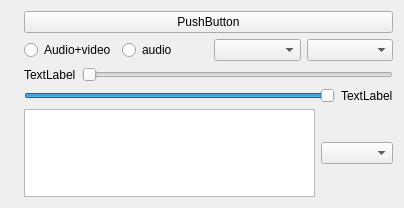
Qt form videolistelement.ui (Filomilo/YtDownloaderQt) before a commit.
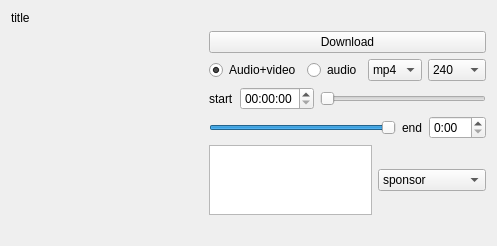
The same form after that commit.

Commit message: created basic loader for single video in gui

```diff
--- a/videolistelement.ui
+++ b/videolistelement.ui
@@ -6,20 +6,47 @@
    <rect>
     <x>0</x>
     <y>0</y>
-    <width>404</width>
-    <height>208</height>
+    <width>347</width>
+    <height>226</height>
    </rect>
   </property>
+  <property name="maximumSize">
+   <size>
+    <width>52555</width>
+    <height>226</height>
+   </size>
+  </property>
   <property name="windowTitle">
    <string>Form</string>
   </property>
-  <layout class="QHBoxLayout" name="horizontalLayout_2">
+  <layout class="QVBoxLayout" name="verticalLayout_2">
+   <item>
+    <widget class="QLabel" name="videoTitle">
+     <property name="text">
+      <string>title</string>
+     </property>
+    </widget>
+   </item>
+   <item>
+    <layout class="QHBoxLayout" name="horizontalLayout_6">
    <item>
     <widget class="QLabel" name="label">
+       <property name="sizePolicy">
+        <sizepolicy hsizetype="Fixed" vsizetype="Fixed">
+         <horstretch>0</horstretch>
+         <verstretch>0</verstretch>
+        </sizepolicy>
+       </property>
+       <property name="minimumSize">
+        <size>
+         <width>192</width>
+         <height>108</height>
+        </size>
+       </property>
      <property name="maximumSize">
       <size>
-       <width>100</width>
-       <height>100</height>
+         <width>192</width>
+         <height>108</height>
       </size>
      </property>
      <property name="toolTipDuration">
@@ -38,7 +65,7 @@
      <item>
       <widget class="QPushButton" name="pushButton">
        <property name="text">
-        <string>PushButton</string>
+          <string>Download</string>
        </property>
       </widget>
      </item>
@@ -49,6 +76,9 @@
          <property name="text">
           <string>Audio+video</string>
          </property>
+           <property name="checked">
+            <bool>true</bool>
+           </property>
         </widget>
        </item>
        <item>
@@ -59,10 +89,47 @@
         </widget>
        </item>
        <item>
-        <widget class="QComboBox" name="comboBox_3"/>
+          <widget class="QComboBox" name="FormatDropDown">
+           <item>
+            <property name="text">
+             <string>mp4</string>
+            </property>
        </item>
        <item>
-        <widget class="QComboBox" name="comboBox_2"/>
+            <property name="text">
+             <string>mkv</string>
+            </property>
+           </item>
+          </widget>
+         </item>
+         <item>
+          <widget class="QComboBox" name="qualityDropDown">
+           <item>
+            <property name="text">
+             <string>240</string>
+            </property>
+           </item>
+           <item>
+            <property name="text">
+             <string>360</string>
+            </property>
+           </item>
+           <item>
+            <property name="text">
+             <string>480</string>
+            </property>
+           </item>
+           <item>
+            <property name="text">
+             <string>720</string>
+            </property>
+           </item>
+           <item>
+            <property name="text">
+             <string>1080</string>
+            </property>
+           </item>
+          </widget>
        </item>
       </layout>
      </item>
@@ -71,12 +138,15 @@
        <item>
         <widget class="QLabel" name="label_2">
          <property name="text">
-          <string>TextLabel</string>
+            <string>start</string>
          </property>
         </widget>
        </item>
        <item>
-        <widget class="QSlider" name="horizontalSlider">
+          <widget class="QTimeEdit" name="timeStart"/>
+         </item>
+         <item>
+          <widget class="QSlider" name="sliderStart">
          <property name="orientation">
           <enum>Qt::Horizontal</enum>
          </property>
@@ -99,7 +169,14 @@
        <item>
         <widget class="QLabel" name="label_3">
          <property name="text">
-          <string>TextLabel</string>
+            <string>end</string>
+           </property>
+          </widget>
+         </item>
+         <item>
+          <widget class="QTimeEdit" name="timeEnd">
+           <property name="displayFormat">
+            <string>m:ss</string>
          </property>
         </widget>
        </item>
@@ -111,11 +188,66 @@
         <widget class="QListWidget" name="listWidget"/>
        </item>
        <item>
-        <widget class="QComboBox" name="comboBox"/>
-       </item>
+          <widget class="QComboBox" name="sponsorDropdown">
+           <item>
+            <property name="text">
+             <string>sponsor</string>
+            </property>
+           </item>
+           <item>
+            <property name="text">
+             <string>intro</string>
+            </property>
+           </item>
+           <item>
+            <property name="text">
+             <string>outro</string>
+            </property>
+           </item>
+           <item>
+            <property name="text">
+             <string>interaction</string>
+            </property>
+           </item>
+           <item>
+            <property name="text">
+             <string>selfpromo</string>
+            </property>
+           </item>
+           <item>
+            <property name="text">
+             <string>music_offtopic</string>
+            </property>
+           </item>
+           <item>
+            <property name="text">
+             <string>preview</string>
+            </property>
+           </item>
+           <item>
+            <property name="text">
+             <string>poi_highlight</string>
+            </property>
+           </item>
+           <item>
+            <property name="text">
+             <string>filler</string>
+            </property>
+           </item>
+          </widget>
+         </item>
       </layout>
      </item>
     </layout>
+     </item>
+    </layout>
+   </item>
+   <item>
+    <widget class="QLabel" name="loadingIndicator">
+     <property name="text">
+      <string/>
+     </property>
+    </widget>
    </item>
   </layout>
  </widget>
```
Left out of the diff: 10 changed lines with no effect on the pictures. Lines whose indentation alone changed are shown as unchanged. The commit also changes 18 other files.
